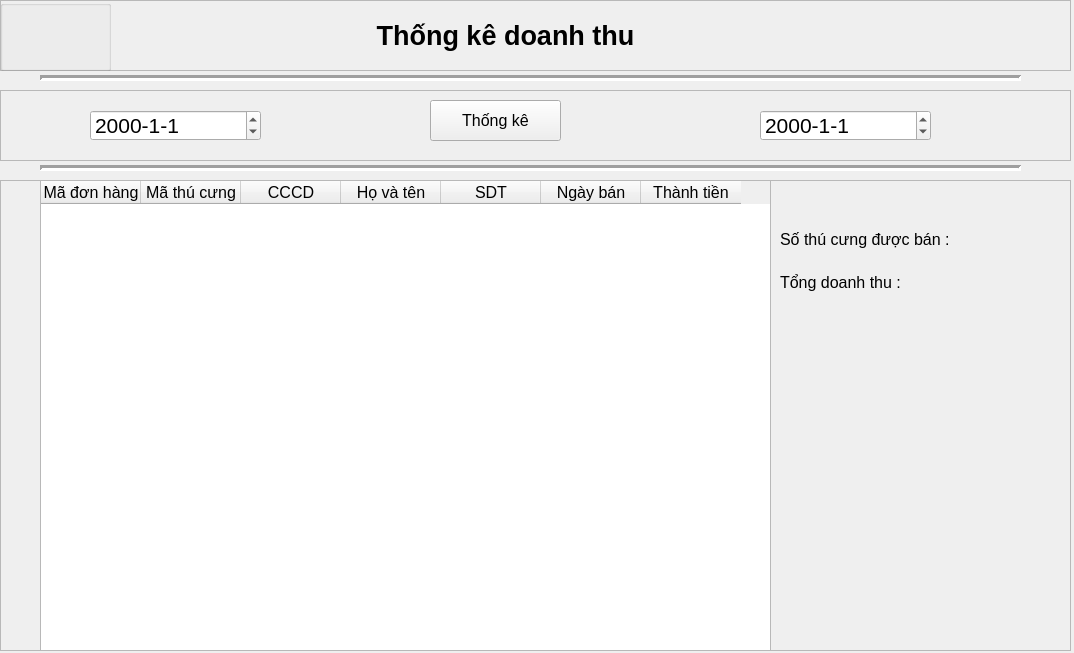
Before: the Qt Designer form Thongke/thongke.ui in lehieu181023/QLTC-python, drawn with Qt 5.
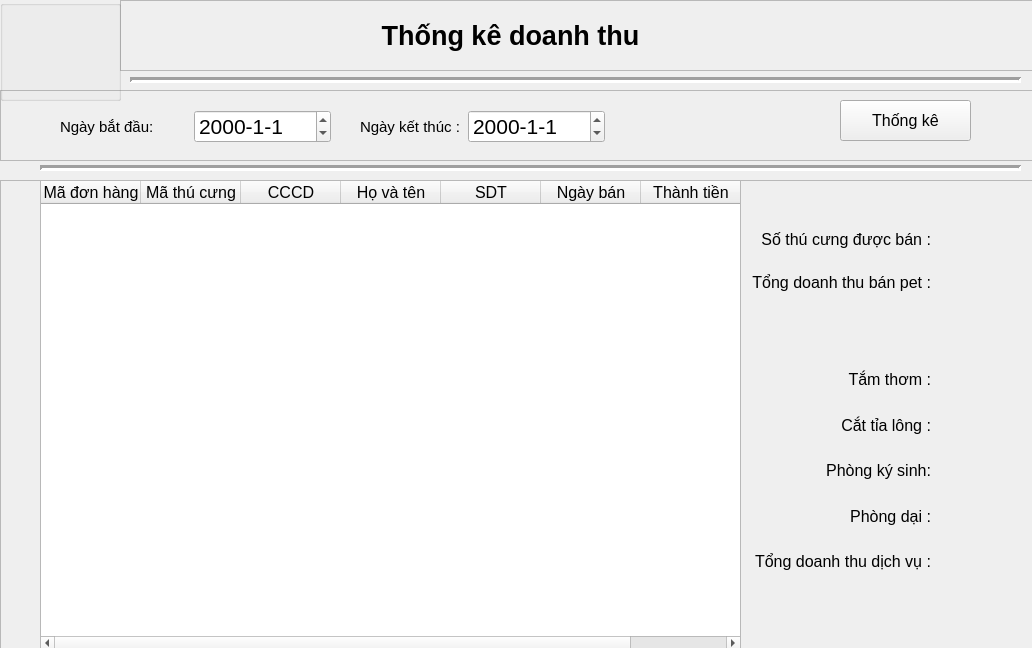
After: the same form once the commit is applied. Icons and pictures are not drawn.

```diff
--- a/Thongke/thongke.ui
+++ b/Thongke/thongke.ui
@@ -6,8 +6,8 @@
    <rect>
     <x>0</x>
     <y>0</y>
-    <width>1074</width>
-    <height>653</height>
+    <width>1032</width>
+    <height>648</height>
    </rect>
   </property>
   <property name="windowTitle">
@@ -17,9 +17,9 @@
    <widget class="QFrame" name="frame">
     <property name="geometry">
      <rect>
-      <x>0</x>
+      <x>120</x>
       <y>0</y>
-      <width>1071</width>
+      <width>951</width>
       <height>71</height>
      </rect>
     </property>
@@ -29,28 +29,12 @@
     <property name="frameShadow">
      <enum>QFrame::Raised</enum>
     </property>
-    <widget class="QGroupBox" name="groupBox">
-     <property name="geometry">
-      <rect>
-       <x>0</x>
-       <y>0</y>
-       <width>111</width>
-       <height>71</height>
-      </rect>
-     </property>
-     <property name="styleSheet">
-      <string notr="true">border-image: url(:/bgr/Pet Haven.png);</string>
-     </property>
-     <property name="title">
-      <string/>
-     </property>
-    </widget>
     <widget class="QLabel" name="label">
      <property name="geometry">
       <rect>
-       <x>340</x>
+       <x>190</x>
        <y>0</y>
-       <width>331</width>
+       <width>401</width>
        <height>71</height>
       </rect>
      </property>
@@ -88,7 +72,7 @@
     <widget class="QPushButton" name="bt_tk">
      <property name="geometry">
       <rect>
-       <x>430</x>
+       <x>840</x>
        <y>10</y>
        <width>131</width>
        <height>41</height>
@@ -103,41 +87,77 @@
       <string>Thống kê</string>
      </property>
     </widget>
-    <widget class="QDateEdit" name="dt_d">
+    <widget class="QWidget" name="layoutWidget">
      <property name="geometry">
       <rect>
-       <x>760</x>
+       <x>60</x>
        <y>20</y>
-       <width>171</width>
-       <height>31</height>
+       <width>271</width>
+       <height>33</height>
       </rect>
      </property>
-     <property name="font">
-      <font>
-       <pointsize>16</pointsize>
-      </font>
-     </property>
-     <property name="displayFormat">
-      <string>yyyy-M-d</string>
-     </property>
+     <layout class="QGridLayout" name="gridLayout_3">
+      <item row="0" column="0">
+       <widget class="QLabel" name="label_3">
+        <property name="font">
+         <font>
+          <pointsize>11</pointsize>
+         </font>
+        </property>
+        <property name="text">
+         <string>Ngày bắt đầu:</string>
+        </property>
+       </widget>
+      </item>
+      <item row="0" column="1">
+       <widget class="QDateEdit" name="dt_t">
+        <property name="font">
+         <font>
+          <pointsize>16</pointsize>
+         </font>
+        </property>
+        <property name="displayFormat">
+         <string>yyyy-M-d</string>
+        </property>
+       </widget>
+      </item>
+     </layout>
     </widget>
-    <widget class="QDateEdit" name="dt_t">
+    <widget class="QWidget" name="layoutWidget">
      <property name="geometry">
       <rect>
-       <x>90</x>
+       <x>360</x>
        <y>20</y>
-       <width>171</width>
-       <height>31</height>
+       <width>245</width>
+       <height>33</height>
       </rect>
      </property>
-     <property name="font">
-      <font>
-       <pointsize>16</pointsize>
-      </font>
-     </property>
-     <property name="displayFormat">
-      <string>yyyy-M-d</string>
-     </property>
+     <layout class="QGridLayout" name="gridLayout_4">
+      <item row="0" column="0">
+       <widget class="QLabel" name="label_5">
+        <property name="font">
+         <font>
+          <pointsize>11</pointsize>
+         </font>
+        </property>
+        <property name="text">
+         <string>Ngày kết thúc :</string>
+        </property>
+       </widget>
+      </item>
+      <item row="0" column="1">
+       <widget class="QDateEdit" name="dt_d">
+        <property name="font">
+         <font>
+          <pointsize>16</pointsize>
+         </font>
+        </property>
+        <property name="displayFormat">
+         <string>yyyy-M-d</string>
+        </property>
+       </widget>
+      </item>
+     </layout>
     </widget>
    </widget>
    <widget class="QFrame" name="frame_3">
@@ -165,7 +185,7 @@
       <rect>
        <x>40</x>
        <y>0</y>
-       <width>731</width>
+       <width>701</width>
        <height>471</height>
       </rect>
      </property>
@@ -208,9 +228,9 @@
     <widget class="QWidget" name="layoutWidget">
      <property name="geometry">
       <rect>
-       <x>780</x>
+       <x>740</x>
        <y>40</y>
-       <width>171</width>
+       <width>191</width>
        <height>81</height>
       </rect>
      </property>
@@ -225,6 +245,9 @@
         <property name="text">
          <string>Số thú cưng được bán :</string>
         </property>
+        <property name="alignment">
+         <set>Qt::AlignRight|Qt::AlignTrailing|Qt::AlignVCenter</set>
+        </property>
        </widget>
       </item>
       <item row="1" column="0">
@@ -235,28 +258,154 @@
          </font>
         </property>
         <property name="text">
-         <string>Tổng doanh thu :</string>
+         <string>Tổng doanh thu bán pet :</string>
+        </property>
+        <property name="alignment">
+         <set>Qt::AlignRight|Qt::AlignTrailing|Qt::AlignVCenter</set>
         </property>
        </widget>
       </item>
      </layout>
     </widget>
-    <widget class="QWidget" name="layoutWidget">
+    <widget class="QLabel" name="lb_tdtdv">
      <property name="geometry">
       <rect>
-       <x>950</x>
+       <x>750</x>
+       <y>410</y>
+       <width>271</width>
+       <height>39</height>
+      </rect>
+     </property>
+     <property name="font">
+      <font>
+       <family>Arial</family>
+       <weight>75</weight>
+       <bold>true</bold>
+      </font>
+     </property>
+     <property name="text">
+      <string/>
+     </property>
+    </widget>
+    <widget class="QLabel" name="lb_tdt">
+     <property name="geometry">
+      <rect>
+       <x>748</x>
+       <y>130</y>
+       <width>281</width>
+       <height>36</height>
+      </rect>
+     </property>
+     <property name="font">
+      <font>
+       <family>Arial</family>
+       <pointsize>12</pointsize>
+       <weight>75</weight>
+       <bold>true</bold>
+      </font>
+     </property>
+     <property name="text">
+      <string/>
+     </property>
+    </widget>
+    <widget class="QLabel" name="lb_sotc">
+     <property name="geometry">
+      <rect>
+       <x>930</x>
        <y>40</y>
-       <width>121</width>
-       <height>81</height>
+       <width>101</width>
+       <height>41</height>
       </rect>
      </property>
-     <layout class="QGridLayout" name="gridLayout_2">
+     <property name="font">
+      <font>
+       <family>Arial</family>
+       <pointsize>12</pointsize>
+       <weight>75</weight>
+       <bold>true</bold>
+      </font>
+     </property>
+     <property name="text">
+      <string/>
+     </property>
+    </widget>
+    <widget class="QWidget" name="">
+     <property name="geometry">
+      <rect>
+       <x>740</x>
+       <y>180</y>
+       <width>191</width>
+       <height>221</height>
+      </rect>
+     </property>
+     <layout class="QGridLayout" name="gridLayout_5">
       <item row="0" column="0">
-       <widget class="QLabel" name="lb_sotc">
+       <widget class="QLabel" name="label_6">
+        <property name="text">
+         <string>Tắm thơm :</string>
+        </property>
+        <property name="alignment">
+         <set>Qt::AlignRight|Qt::AlignTrailing|Qt::AlignVCenter</set>
+        </property>
+       </widget>
+      </item>
+      <item row="1" column="0">
+       <widget class="QLabel" name="label_7">
+        <property name="text">
+         <string>Cắt tỉa lông :</string>
+        </property>
+        <property name="alignment">
+         <set>Qt::AlignRight|Qt::AlignTrailing|Qt::AlignVCenter</set>
+        </property>
+       </widget>
+      </item>
+      <item row="2" column="0">
+       <widget class="QLabel" name="label_8">
+        <property name="text">
+         <string>Phòng ký sinh:</string>
+        </property>
+        <property name="alignment">
+         <set>Qt::AlignRight|Qt::AlignTrailing|Qt::AlignVCenter</set>
+        </property>
+       </widget>
+      </item>
+      <item row="3" column="0">
+       <widget class="QLabel" name="label_9">
+        <property name="text">
+         <string>Phòng dại :</string>
+        </property>
+        <property name="alignment">
+         <set>Qt::AlignRight|Qt::AlignTrailing|Qt::AlignVCenter</set>
+        </property>
+       </widget>
+      </item>
+      <item row="4" column="0">
+       <widget class="QLabel" name="label_10">
+        <property name="text">
+         <string>Tổng doanh thu dịch vụ :</string>
+        </property>
+        <property name="alignment">
+         <set>Qt::AlignRight|Qt::AlignTrailing|Qt::AlignVCenter</set>
+        </property>
+       </widget>
+      </item>
+     </layout>
+    </widget>
+    <widget class="QWidget" name="">
+     <property name="geometry">
+      <rect>
+       <x>930</x>
+       <y>180</y>
+       <width>91</width>
+       <height>181</height>
+      </rect>
+     </property>
+     <layout class="QGridLayout" name="gridLayout_6">
+      <item row="1" column="0">
+       <widget class="QLabel" name="lb_ctl">
         <property name="font">
          <font>
           <family>Arial</family>
-          <pointsize>12</pointsize>
           <weight>75</weight>
           <bold>true</bold>
          </font>
@@ -266,12 +415,39 @@
         </property>
        </widget>
       </item>
-      <item row="1" column="0">
-       <widget class="QLabel" name="lb_tdt">
+      <item row="0" column="0">
+       <widget class="QLabel" name="lb_tthom">
         <property name="font">
          <font>
           <family>Arial</family>
-          <pointsize>12</pointsize>
+          <weight>75</weight>
+          <bold>true</bold>
+         </font>
+        </property>
+        <property name="text">
+         <string/>
+        </property>
+       </widget>
+      </item>
+      <item row="3" column="0">
+       <widget class="QLabel" name="lb_pdai">
+        <property name="font">
+         <font>
+          <family>Arial</family>
+          <weight>75</weight>
+          <bold>true</bold>
+         </font>
+        </property>
+        <property name="text">
+         <string/>
+        </property>
+       </widget>
+      </item>
+      <item row="2" column="0">
+       <widget class="QLabel" name="lb_pks">
+        <property name="font">
+         <font>
+          <family>Arial</family>
           <weight>75</weight>
           <bold>true</bold>
          </font>
@@ -287,10 +463,10 @@
    <widget class="Line" name="line">
     <property name="geometry">
      <rect>
-      <x>40</x>
+      <x>130</x>
       <y>70</y>
-      <width>981</width>
-      <height>16</height>
+      <width>891</width>
+      <height>20</height>
      </rect>
     </property>
     <property name="lineWidth">
@@ -316,6 +492,22 @@
      <enum>Qt::Horizontal</enum>
     </property>
    </widget>
+   <widget class="QGroupBox" name="groupBox">
+    <property name="geometry">
+     <rect>
+      <x>0</x>
+      <y>0</y>
+      <width>121</width>
+      <height>101</height>
+     </rect>
+    </property>
+    <property name="styleSheet">
+     <string notr="true">border-image: url(:/bgr/Pet Haven.png);</string>
+    </property>
+    <property name="title">
+     <string/>
+    </property>
+   </widget>
   </widget>
  </widget>
  <resources>
```
